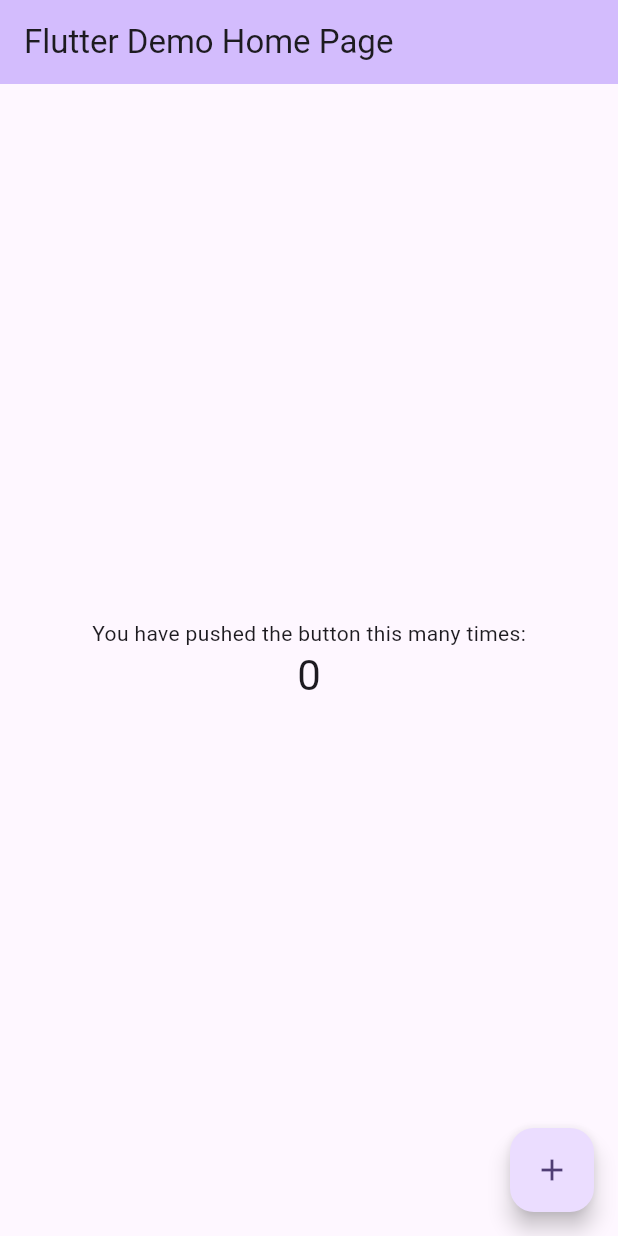
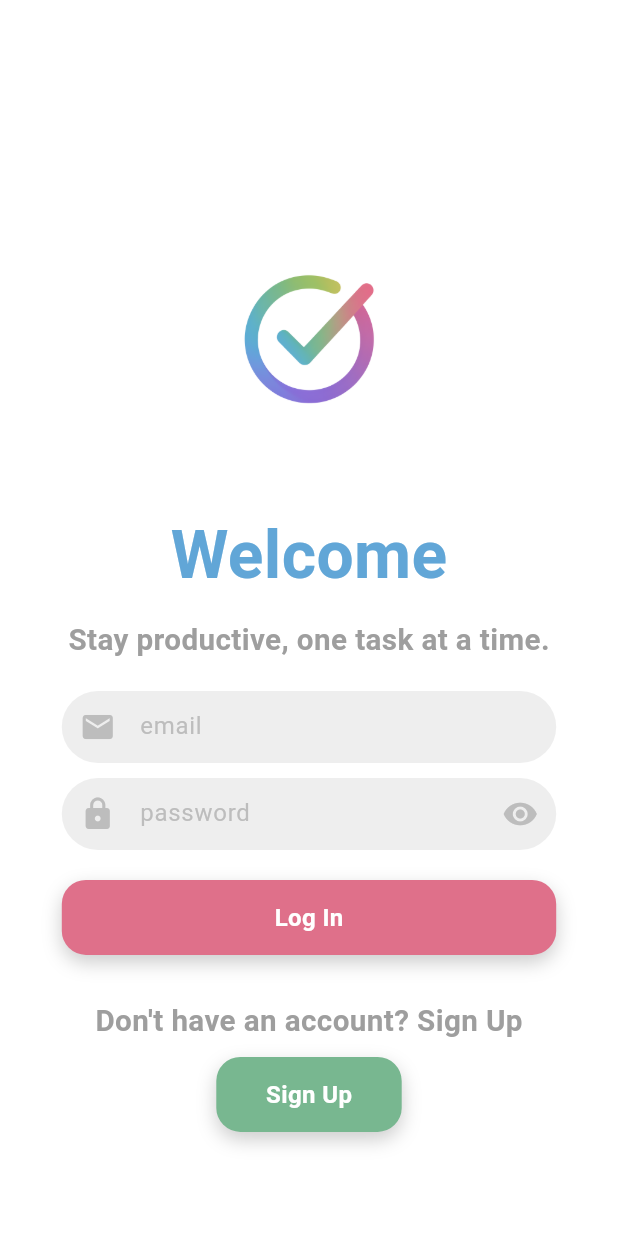
Before and after one commit to tamilnambi/listify, a Flutter app: the screen it shows after launch, on a phone screen of 412 x 824 dp. Run offline on Flutter 3.47's test engine with Material 3 defaults, Android fonts, the phone set to English and light mode, and no system bars; our stand-ins replace firebase_auth, firebase_core, google_fonts, logger, shared_preferences; accounts and stored records are empty.

Commit message:
login signup ui completed

```diff
--- a/lib/main.dart
+++ b/lib/main.dart
@@ -1,5 +1,6 @@
 import 'package:firebase_core/firebase_core.dart';
 import 'package:flutter/material.dart';
+import 'package:listify/pages/splash_page.dart';
 import 'package:listify/services/providers/providers_list.dart';
 import 'package:listify/util/shared_preferences_service.dart';
 import 'package:provider/provider.dart';
@@ -24,115 +25,12 @@ class MyApp extends StatelessWidget {
   @override
   Widget build(BuildContext context) {
     return MaterialApp(
-      title: 'Flutter Demo',
+      debugShowCheckedModeBanner: false,
+      title: 'Listify',
       theme: ThemeData(
-        // This is the theme of your application.
-        //
-        // TRY THIS: Try running your application with "flutter run". You'll see
-        // the application has a purple toolbar. Then, without quitting the app,
-        // try changing the seedColor in the colorScheme below to Colors.green
-        // and then invoke "hot reload" (save your changes or press the "hot
-        // reload" button in a Flutter-supported IDE, or press "r" if you used
-        // the command line to start the app).
-        //
-        // Notice that the counter didn't reset back to zero; the application
-        // state is not lost during the reload. To reset the state, use hot
-        // restart instead.
-        //
-        // This works for code too, not just values: Most code changes can be
-        // tested with just a hot reload.
-        colorScheme: ColorScheme.fromSeed(seedColor: Colors.deepPurple),
         useMaterial3: true,
       ),
-      home: const MyHomePage(title: 'Flutter Demo Home Page'),
+      home: const SplashPage()
     );
   }
 }
-
-class MyHomePage extends StatefulWidget {
-  const MyHomePage({super.key, required this.title});
-
-  // This widget is the home page of your application. It is stateful, meaning
-  // that it has a State object (defined below) that contains fields that affect
-  // how it looks.
-
-  // This class is the configuration for the state. It holds the values (in this
-  // case the title) provided by the parent (in this case the App widget) and
-  // used by the build method of the State. Fields in a Widget subclass are
-  // always marked "final".
-
-  final String title;
-
-  @override
-  State<MyHomePage> createState() => _MyHomePageState();
-}
-
-class _MyHomePageState extends State<MyHomePage> {
-  int _counter = 0;
-
-  void _incrementCounter() {
-    setState(() {
-      // This call to setState tells the Flutter framework that something has
-      // changed in this State, which causes it to rerun the build method below
-      // so that the display can reflect the updated values. If we changed
-      // _counter without calling setState(), then the build method would not be
-      // called again, and so nothing would appear to happen.
-      _counter++;
-    });
-  }
-
-  @override
-  Widget build(BuildContext context) {
-    // This method is rerun every time setState is called, for instance as done
-    // by the _incrementCounter method above.
-    //
-    // The Flutter framework has been optimized to make rerunning build methods
-    // fast, so that you can just rebuild anything that needs updating rather
-    // than having to individually change instances of widgets.
-    return Scaffold(
-      appBar: AppBar(
-        // TRY THIS: Try changing the color here to a specific color (to
-        // Colors.amber, perhaps?) and trigger a hot reload to see the AppBar
-        // change color while the other colors stay the same.
-        backgroundColor: Theme.of(context).colorScheme.inversePrimary,
-        // Here we take the value from the MyHomePage object that was created by
-        // the App.build method, and use it to set our appbar title.
-        title: Text(widget.title),
-      ),
-      body: Center(
-        // Center is a layout widget. It takes a single child and positions it
-        // in the middle of the parent.
-        child: Column(
-          // Column is also a layout widget. It takes a list of children and
-          // arranges them vertically. By default, it sizes itself to fit its
-          // children horizontally, and tries to be as tall as its parent.
-          //
-          // Column has various properties to control how it sizes itself and
-          // how it positions its children. Here we use mainAxisAlignment to
-          // center the children vertically; the main axis here is the vertical
-          // axis because Columns are vertical (the cross axis would be
-          // horizontal).
-          //
-          // TRY THIS: Invoke "debug painting" (choose the "Toggle Debug Paint"
-          // action in the IDE, or press "p" in the console), to see the
-          // wireframe for each widget.
-          mainAxisAlignment: MainAxisAlignment.center,
-          children: <Widget>[
-            const Text(
-              'You have pushed the button this many times:',
-            ),
-            Text(
-              '$_counter',
-              style: Theme.of(context).textTheme.headlineMedium,
-            ),
-          ],
-        ),
-      ),
-      floatingActionButton: FloatingActionButton(
-        onPressed: _incrementCounter,
-        tooltip: 'Increment',
-        child: const Icon(Icons.add),
-      ), // This trailing comma makes auto-formatting nicer for build methods.
-    );
-  }
-}
--- /dev/null
+++ b/lib/pages/login_page.dart
@@ -0,0 +1,100 @@
+import 'package:flutter/material.dart';
+import 'package:listify/pages/signup_page.dart';
+import 'package:listify/util/app_textstyles.dart';
+import 'package:listify/widgets/custom_button.dart';
+import 'package:listify/widgets/custom_textfield.dart';
+
+import '../util/app_colors.dart';
+import '../util/custom_pageroute.dart';
+import '../util/enums.dart';
+
+class LoginPage extends StatefulWidget {
+  const LoginPage({super.key});
+
+  @override
+  State<LoginPage> createState() => _LoginPageState();
+}
+
+class _LoginPageState extends State<LoginPage> {
+  TextEditingController emailController = TextEditingController();
+  TextEditingController passwordController = TextEditingController();
+
+  @override
+  void dispose() {
+    // TODO: implement dispose
+    super.dispose();
+    emailController.dispose();
+    passwordController.dispose();
+  }
+
+  @override
+  Widget build(BuildContext context) {
+    Size size = MediaQuery.of(context).size;
+    return Scaffold(
+        backgroundColor: Colors.white,
+        body: Padding(
+          padding: EdgeInsets.symmetric(horizontal: size.width * 0.1),
+          child: Center(
+            child: Column(
+              children: [
+                SizedBox(height: size.height * 0.15),
+                Hero(
+                  tag: "splashLogo",
+                  child:
+                      Image.asset("assets/logo.png", width: size.width * 0.5),
+                ),
+                const SizedBox(height: 10),
+                Text(
+                  'Welcome',
+                  style: AppTextStyles.heading(context),
+                ),
+                const SizedBox(height: 10),
+                Text(
+                  'Stay productive, one task at a time.',
+                  style: AppTextStyles.subheading(context),
+                ),
+                const SizedBox(height: 20),
+                CustomTextField(
+                    controller: emailController,
+                    hintText: 'email',
+                    leadingIcon: Icons.email),
+                const SizedBox(height: 10),
+                CustomTextField(
+                  controller: passwordController,
+                  hintText: 'password',
+                  leadingIcon: Icons.lock,
+                  isPassword: true,
+                ),
+                const SizedBox(height: 20),
+                CustomButton(
+                  text: 'Log In',
+                  onPressed: () {},
+                  color: AppColors.customPink,
+                ),
+                const SizedBox(height: 30),
+                Text(
+                  'Don\'t have an account? Sign Up',
+                  style: AppTextStyles.subheading(context),
+                ),
+                const SizedBox(height: 10),
+                CustomButton(
+                  text: 'Sign Up',
+                  onPressed: () {
+                    Navigator.pushAndRemoveUntil(
+                      context,
+                      CustomPageRoute(
+                        page: SignupPage(),
+                        transitionType: TransitionType.slideRight,
+                      ),
+                      (route) => false,
+                    );
+                  },
+                  color: AppColors.customGreen,
+                  width: size.width * 0.3,
+                )
+              ],
+            ),
+          ),
+        ));
+  }
+}
--- /dev/null
+++ b/lib/util/app_textstyles.dart
@@ -0,0 +1,47 @@
+import 'package:flutter/material.dart';
+import 'package:google_fonts/google_fonts.dart';
+import 'package:listify/util/app_colors.dart';
+
+class AppTextStyles {
+  // Calculates text size based on screen width
+  static double responsiveSize(BuildContext context, double baseSize) {
+    final screenWidth = MediaQuery.of(context).size.width;
+    return (screenWidth / 375.0) * baseSize; // 375 is the reference width (e.g., iPhone X)
+  }
+
+  // Heading Style - Roboto
+  static TextStyle heading(BuildContext context) {
+    return GoogleFonts.roboto(
+      fontSize: responsiveSize(context, 40),
+      fontWeight: FontWeight.bold,
+      color: AppColors.customBlue,
+    );
+  }
+
+  // Subheading Style - Roboto
+  static TextStyle subheading(BuildContext context) {
+    return GoogleFonts.roboto(
+      fontSize: responsiveSize(context, 18), // Base size: 18
+      fontWeight: FontWeight.w600,
+      color: Colors.grey,
+    );
+  }
+
+  // Body Text Style - Open Sans
+  static TextStyle body(BuildContext context) {
+    return GoogleFonts.openSans(
+      fontSize: responsiveSize(context, 16), // Base size: 16
+      fontWeight: FontWeight.normal,
+      color: Colors.black87,
+    );
+  }
+
+  // Small Text Style - Open Sans
+  static TextStyle smallText(BuildContext context) {
+    return GoogleFonts.openSans(
+      fontSize: responsiveSize(context, 12), // Base size: 12
+      fontWeight: FontWeight.normal,
+      color: Colors.black54,
+    );
+  }
+}
--- a/lib/util/shared_preferences_service.dart
+++ b/lib/util/shared_preferences_service.dart
@@ -7,10 +7,6 @@ import 'app_logger.dart';
 class SharedPreferencesService {
   static SharedPreferences? prefs;
   static String isLoggedIn = "is_logged_in";
-  static String phoneNumber = "phone_number";
-  static String customerId = "customer_id";
-  //static String distanceToStore = "distance_to_store";
-  //static String isDeliverable = "is_deliverable";
 
   Future<void> initPrefs() async {
     prefs = await SharedPreferences.getInstance();
--- /dev/null
+++ b/lib/widgets/custom_button.dart
@@ -0,0 +1,71 @@
+import 'package:flutter/material.dart';
+
+class CustomButton extends StatefulWidget {
+  final String text;
+  final Color color;
+  final double width;
+  final double height;
+  final double borderRadius;
+  final double elevation;
+  final TextStyle? textStyle;
+  final VoidCallback onPressed;
+
+  const CustomButton({
+    Key? key,
+    required this.text,
+    required this.onPressed,
+    this.color = Colors.blue,
+    this.width = double.infinity,
+    this.height = 50.0,
+    this.borderRadius = 16.0,
+    this.elevation = 5.0,
+    this.textStyle,
+  }) : super(key: key);
+
+  @override
+  State<CustomButton> createState() => _CustomButtonState();
+}
+
+class _CustomButtonState extends State<CustomButton> {
+  bool _isPressed = false;
+
+  @override
+  Widget build(BuildContext context) {
+    return GestureDetector(
+      onTapDown: (_) => setState(() => _isPressed = true),
+      onTapUp: (_) {
+        setState(() => _isPressed = false);
+        widget.onPressed();
+      },
+      onTapCancel: () => setState(() => _isPressed = false),
+      child: AnimatedContainer(
+        duration: const Duration(milliseconds: 100),
+        curve: Curves.easeInOut,
+        width: widget.width,
+        height: widget.height,
+        decoration: BoxDecoration(
+          color: _isPressed ? widget.color.withOpacity(0.8) : widget.color,
+          borderRadius: BorderRadius.circular(widget.borderRadius),
+          boxShadow: [
+            if (!_isPressed)
+              BoxShadow(
+                color: Colors.black.withOpacity(0.2),
+                offset: Offset(0, widget.elevation),
+                blurRadius: widget.elevation * 2,
+              ),
+          ],
+        ),
+        alignment: Alignment.center,
+        child: Text(
+          widget.text,
+          style: widget.textStyle ??
+              TextStyle(
+                color: Colors.white,
+                fontWeight: FontWeight.bold,
+                fontSize: 16.0,
+              ),
+        ),
+      ),
+    );
+  }
+}
--- /dev/null
+++ b/lib/widgets/custom_textfield.dart
@@ -0,0 +1,61 @@
+import 'package:flutter/material.dart';
+
+class CustomTextField extends StatefulWidget {
+  final TextEditingController controller;
+  final String hintText;
+  final bool isPassword;
+  final IconData leadingIcon;
+  final TextInputType keyboardType;
+
+  const CustomTextField({
+    super.key,
+    required this.controller,
+    required this.hintText,
+    this.isPassword = false,
+    required this.leadingIcon,
+    this.keyboardType = TextInputType.text,
+  });
+
+  @override
+  _CustomTextFieldState createState() => _CustomTextFieldState();
+}
+
+class _CustomTextFieldState extends State<CustomTextField> {
+  bool _obscureText = true;
+
+  @override
+  Widget build(BuildContext context) {
+    return TextField(
+      controller: widget.controller,
+      obscureText: widget.isPassword ? _obscureText : false,
+      keyboardType: widget.keyboardType,
+      decoration: InputDecoration(
+        filled: true,
+        fillColor: Colors.grey[200], // Light grey background
+        hintText: widget.hintText,
+        hintStyle: TextStyle(color: Colors.grey[400]),
+        prefixIcon: Icon(widget.leadingIcon, color: Colors.grey[400]),
+        suffixIcon: widget.isPassword
+            ? IconButton(
+                icon: Icon(
+                  _obscureText ? Icons.visibility : Icons.visibility_off,
+                  color: Colors.grey[400],
+                ),
+                onPressed: _togglePasswordVisibility,
+              )
+            : null,
+        contentPadding: EdgeInsets.symmetric(vertical: 10, horizontal: 15),
+        border: OutlineInputBorder(
+          borderRadius: BorderRadius.circular(25),
+          borderSide: BorderSide.none, // Remove the border line
+        ),
+      ),
+    );
+  }
+
+  void _togglePasswordVisibility() {
+    setState(() {
+      _obscureText = !_obscureText;
+    });
+  }
+}
```
Also changed, not shown: lib/pages/home_page.dart (added, +15 -0 lines), lib/pages/signup_page.dart (added, +101 -0 lines), lib/pages/splash_page.dart (added, +64 -0 lines), lib/services/providers/login_provider.dart (+77 -0 lines), lib/util/custom_pageroute.dart (added, +72 -0 lines), lib/util/enums.dart (added, +10 -0 lines), 1 other file.
